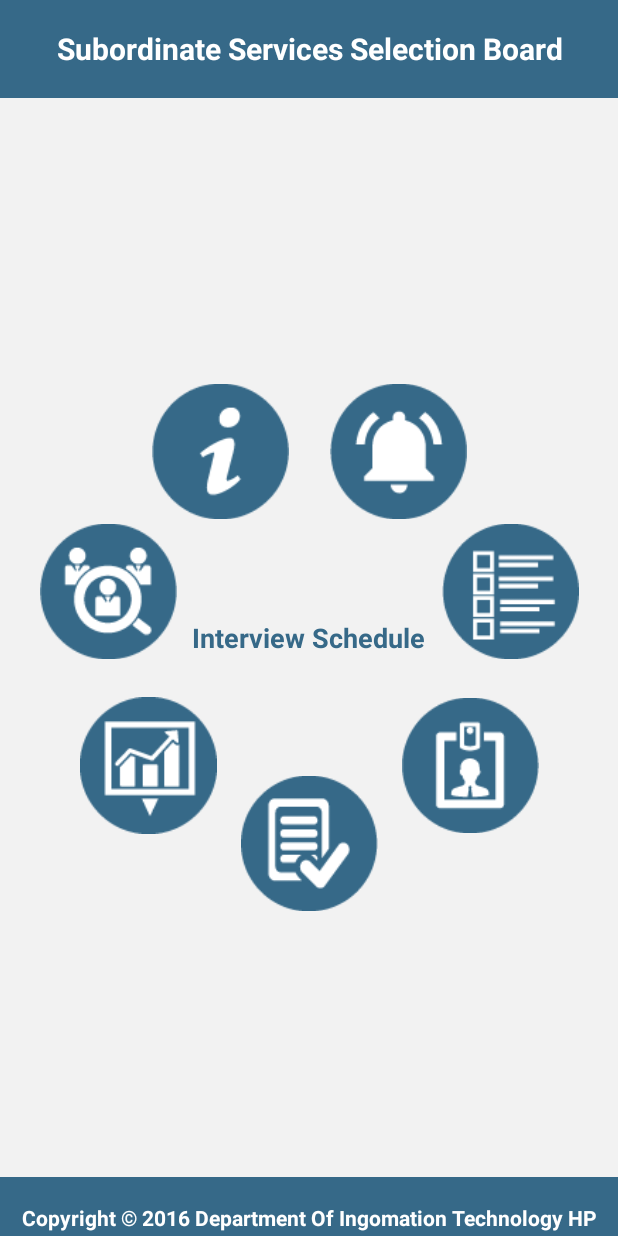
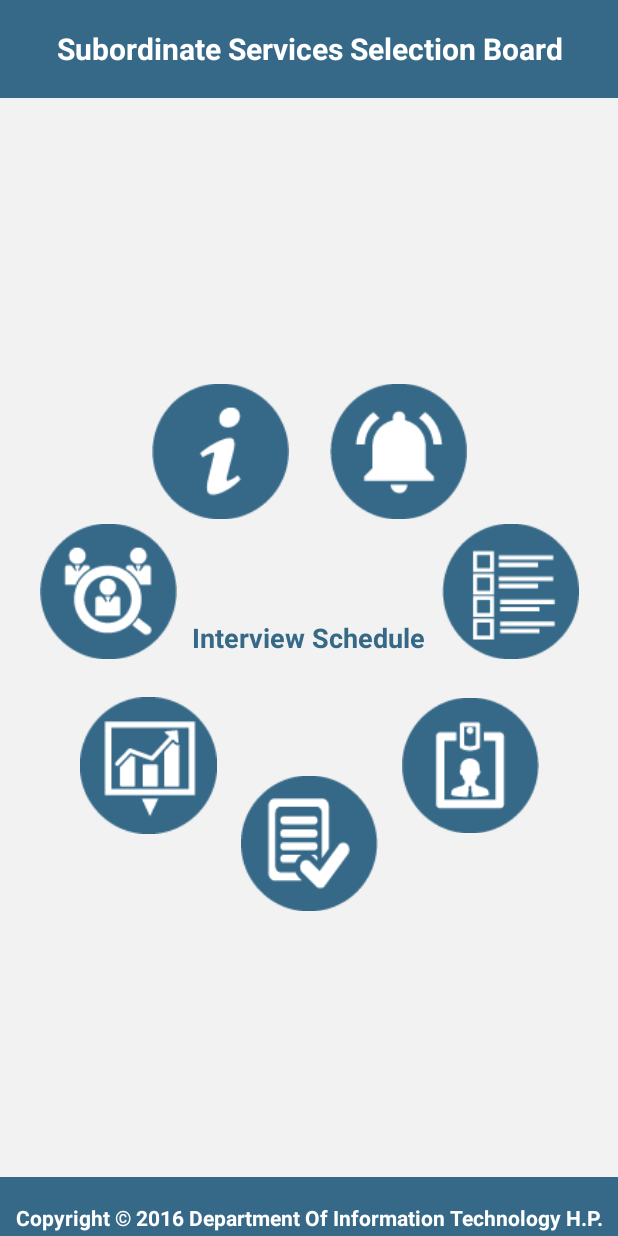
Before and after one commit to KushKD/HP_SSSB, an Android app: the screen it shows after launch (HPSSSB_MAIN), on a phone screen of 412 x 824 dp. Run offline under Robolectric (Android 15) with nearby library versions, the phone set to English and light mode, and no system bars; our stand-ins replace CircleImageView.

```diff
--- a/app/src/main/res/layout/activity_hpsssb__main.xml
+++ b/app/src/main/res/layout/activity_hpsssb__main.xml
@@ -91,7 +91,7 @@
         <TextView
             android:layout_width="match_parent"
             android:layout_height="fill_parent"
-            android:text="Copyright © 2016 Department Of Ingomation Technology HP"
+            android:text="Copyright © 2016 Department Of Information Technology H.P."
             android:textStyle="bold"
             android:gravity="center|center_horizontal|center_vertical"
             android:textColor="#FFFFFF"/>
```
